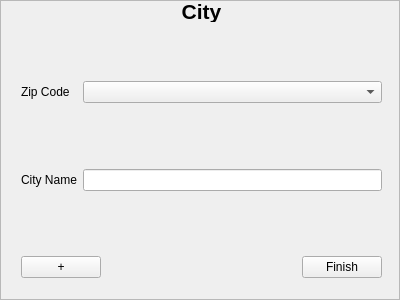
The window that src/app/cityinputarea.ui (jmuelbert/jmbde-QT) describes before a commit, drawn with Qt 5.
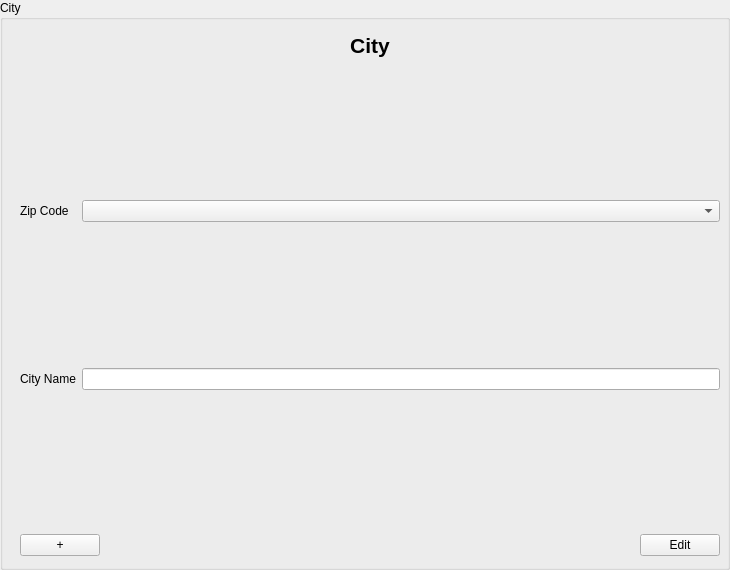
The same window after the commit.

Commit message: Change Input Dialog Handling

```diff
--- a/src/app/cityinputarea.ui
+++ b/src/app/cityinputarea.ui
@@ -1,37 +1,40 @@
 <?xml version="1.0" encoding="UTF-8"?>
 <ui version="4.0">
  <class>CityInputArea</class>
- <widget class="QScrollArea" name="CityInputArea">
+ <widget class="QGroupBox" name="CityInputArea">
   <property name="geometry">
    <rect>
     <x>0</x>
     <y>0</y>
-    <width>400</width>
-    <height>300</height>
+    <width>730</width>
+    <height>570</height>
    </rect>
   </property>
   <property name="windowTitle">
    <string>ScrollArea</string>
   </property>
-  <property name="widgetResizable">
-   <bool>true</bool>
+  <property name="accessibleName">
+   <string>CityInputDialog</string>
   </property>
-  <widget class="QWidget" name="scrollAreaWidgetContents">
+  <property name="title">
+    <string>City</string>
+  </property>
+  <widget class="QWidget" name="formLayoutWidget" native="true">
    <property name="geometry">
     <rect>
-     <x>0</x>
-     <y>0</y>
-     <width>398</width>
-     <height>298</height>
+     <x>10</x>
+     <y>30</y>
+     <width>720</width>
+     <height>570</height>
     </rect>
    </property>
-   <widget class="QWidget" name="verticalLayoutWidget">
+   <widget class="QWidget" name="verticalLayoutWidget_Header">
     <property name="geometry">
      <rect>
-      <x>20</x>
+      <x>10</x>
       <y>0</y>
-      <width>361</width>
-      <height>21</height>
+      <width>700</width>
+      <height>30</height>
      </rect>
     </property>
     <layout class="QVBoxLayout" name="verticalLayout">
@@ -54,51 +57,13 @@
      </item>
     </layout>
    </widget>
-   <widget class="QWidget" name="gridLayoutWidget">
+      <widget class="QWidget" name="verticalLayoutWidget_Buttons">
     <property name="geometry">
      <rect>
-      <x>20</x>
-      <y>20</y>
-      <width>361</width>
-      <height>231</height>
-     </rect>
-    </property>
-    <layout class="QGridLayout" name="gridLayout">
-     <item row="1" column="0">
-      <widget class="QLabel" name="label_ZipCode">
-       <property name="text">
-        <string>Zip Code</string>
-       </property>
-       <property name="buddy">
-        <cstring>comboBox_ZipCode</cstring>
-       </property>
-      </widget>
-     </item>
-     <item row="2" column="0">
-      <widget class="QLabel" name="label_CityName">
-       <property name="text">
-        <string>City Name</string>
-       </property>
-       <property name="buddy">
-        <cstring>lineEdit_CityName</cstring>
-       </property>
-      </widget>
-     </item>
-     <item row="1" column="1">
-      <widget class="QComboBox" name="comboBox_ZipCode"/>
-     </item>
-     <item row="2" column="1">
-      <widget class="QLineEdit" name="lineEdit_CityName"/>
-     </item>
-    </layout>
-   </widget>
-   <widget class="QWidget" name="verticalLayoutWidget_2">
-    <property name="geometry">
-     <rect>
-      <x>20</x>
-      <y>250</y>
-      <width>361</width>
-      <height>32</height>
+      <x>10</x>
+      <y>500</y>
+      <width>700</width>
+      <height>30</height>
      </rect>
     </property>
     <layout class="QHBoxLayout" name="horizontalLayout">
@@ -125,12 +90,50 @@
      <item>
       <widget class="QPushButton" name="pushButton_EditFinish">
        <property name="text">
-        <string>Finish</string>
+        <string>Edit</string>
        </property>
       </widget>
      </item>
     </layout>
    </widget>
+   <widget class="QWidget" name="gridLayoutWidget">
+    <property name="geometry">
+     <rect>
+      <x>10</x>
+      <y>30</y>
+      <width>700</width>
+      <height>470</height>
+     </rect>
+    </property>
+    <layout class="QGridLayout" name="gridLayout">
+     <item row="1" column="0">
+      <widget class="QLabel" name="label_ZipCode">
+       <property name="text">
+        <string>Zip Code</string>
+       </property>
+       <property name="buddy">
+        <cstring>comboBox_ZipCode</cstring>
+       </property>
+      </widget>
+     </item>
+     <item row="2" column="0">
+      <widget class="QLabel" name="label_CityName">
+       <property name="text">
+        <string>City Name</string>
+       </property>
+       <property name="buddy">
+        <cstring>lineEdit_CityName</cstring>
+       </property>
+      </widget>
+     </item>
+     <item row="1" column="1">
+      <widget class="QComboBox" name="comboBox_ZipCode"/>
+     </item>
+     <item row="2" column="1">
+           <widget class="QLineEdit" name="lineEdit_CityName"/>
+     </item>
+    </layout>
+   </widget>
   </widget>
  </widget>
  <resources/>
```
Left out of the diff: 4 changed lines with no effect on the pictures. The commit also changes 16 other files.
